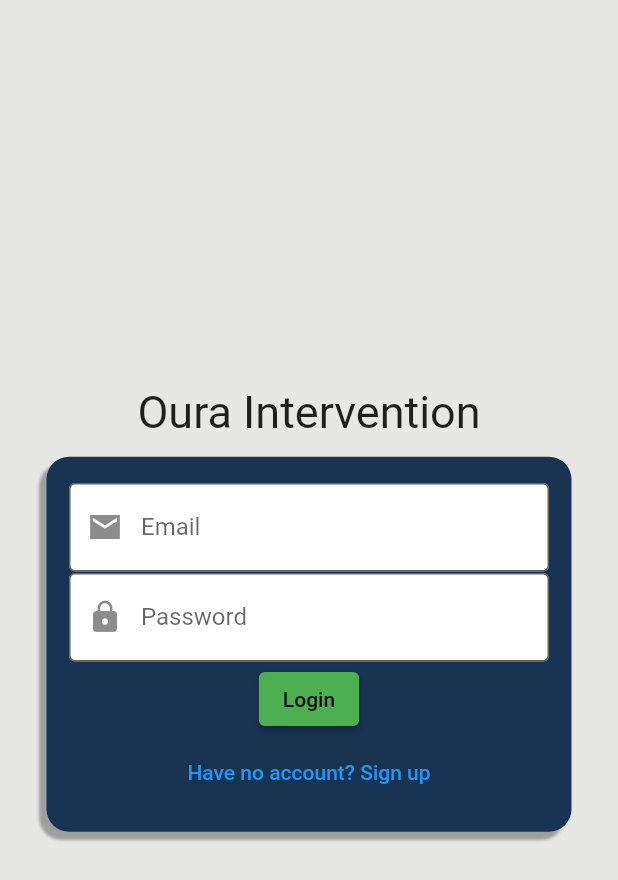
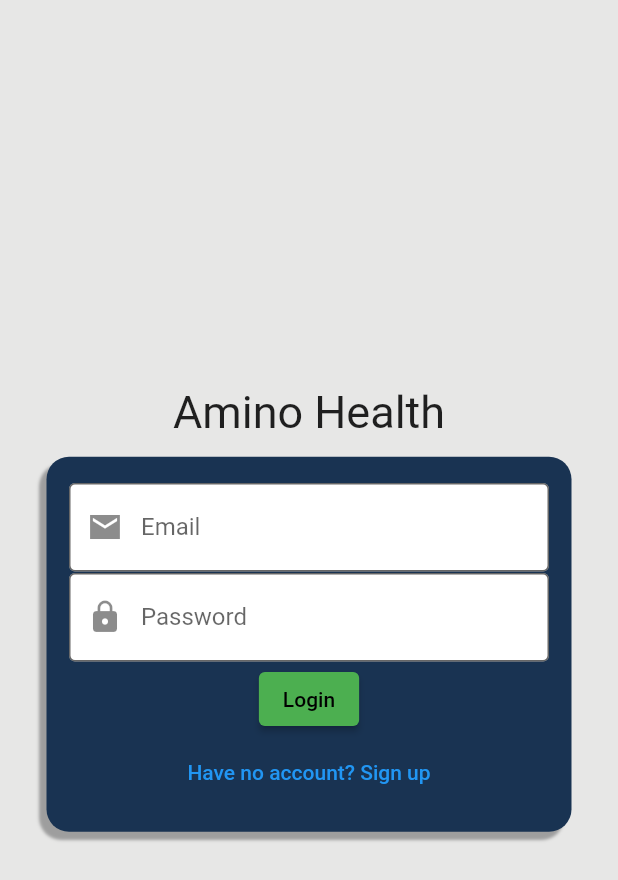
Before and after one commit to amino-health/oura-intervention, a Flutter app: the screen it shows after launch, on a phone screen of 412 x 824 dp. Shown: the top 880 px of the screen. Run offline on Flutter 3.47's test engine with Material 2 defaults, Android fonts, the phone set to English and light mode, and no system bars; our stand-ins replace charts_flutter, cloud_firestore, firebase_auth, firebase_core; missing offline and left inert: dart:html; accounts and stored records are empty; statements that could not run were skipped.

Commit message:
Changed name of application

```diff
--- a/lib/screens/LoginScreen.dart
+++ b/lib/screens/LoginScreen.dart
@@ -126,7 +126,7 @@
               mainAxisAlignment: MainAxisAlignment.center,
               children: [
                 const Text(
-                  'Oura Intervention',
+                  'Amino Health',
                   style: TextStyle(fontSize: 30.0),
                 ),
                 Padding(
```
